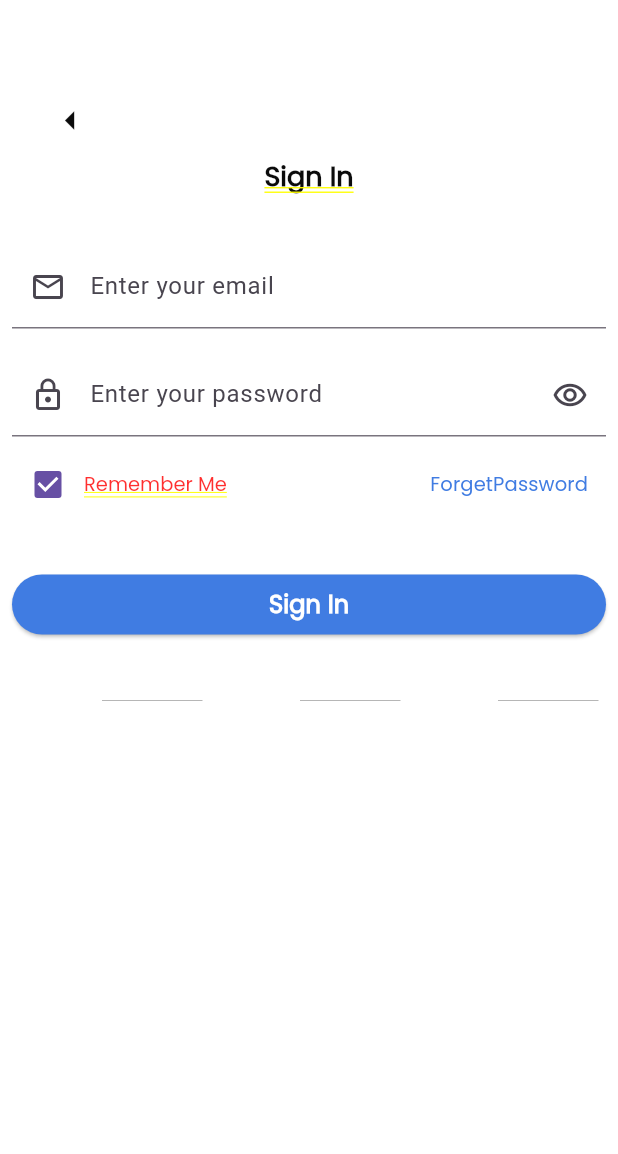
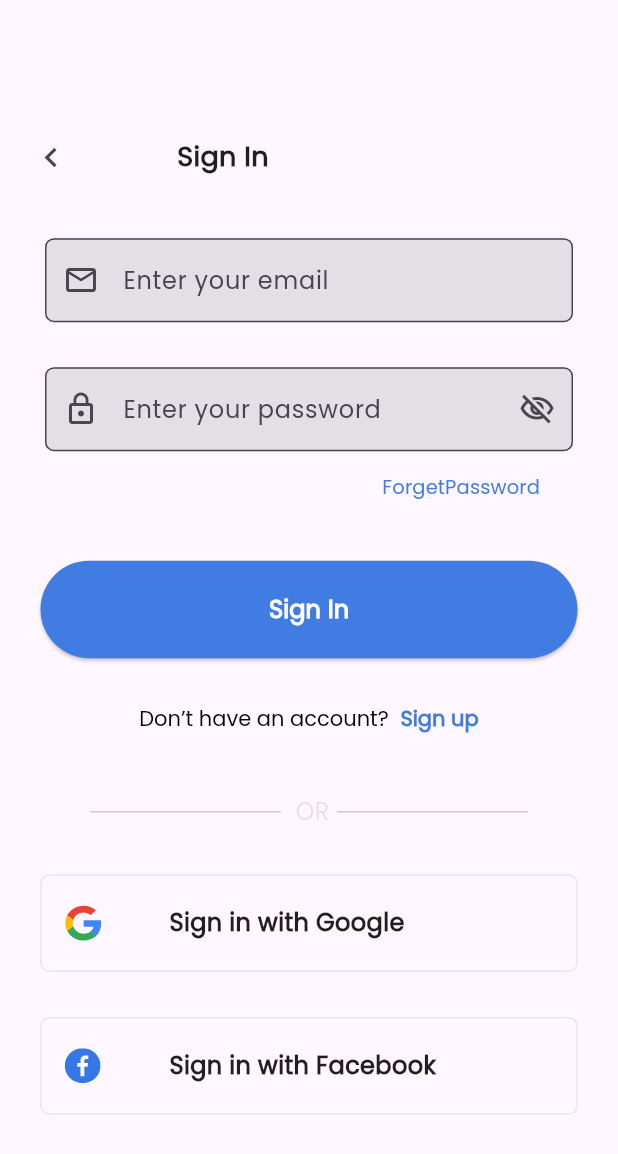
Before and after one commit to mucyo44/Mediconnect_frontend, a Flutter app: the screen it shows after launch, on a phone screen of 412 x 824 dp. Shown: the top 1154 px of the screen. Run offline on Flutter 3.47's test engine with Material 3 defaults, Android fonts, the phone set to English and light mode, and no system bars; our stand-ins replace flutter_svg, get, smooth_page_indicator.

Commit message:
new file:   lib/consts/app_navigation.dart 	new file:   lib/consts/loginprovider.dart 	new file:   lib/screens/signinscreen.dart 	deleted:    lib/screens/signupscreen.dart

```diff
--- /dev/null
+++ b/lib/consts/app_navigation.dart
@@ -0,0 +1,25 @@
+import 'package:flutter/material.dart';
+
+class AppNavigation {
+  push(Widget widget, BuildContext context) async {
+    return await Navigator.of(context).push(
+      MaterialPageRoute(builder: (context) => widget),
+    );
+  }
+
+  pushReplacement(BuildContext context, Widget widget) {
+    return Navigator.pushReplacement(
+        context, MaterialPageRoute(builder: (BuildContext context) => widget));
+  }
+
+  pushAndRemoveUntil(Widget widget, BuildContext context) {
+    return Navigator.pushAndRemoveUntil<dynamic>(
+        context,
+        MaterialPageRoute(builder: (BuildContext context) => widget),
+        (route) => false);
+  }
+
+  pop(BuildContext context, [dynamic data]) {
+    return Navigator.of(context).pop(data);
+  }
+}
--- /dev/null
+++ b/lib/consts/icons.dart
@@ -0,0 +1,4 @@
+class Icons_im {
+  static const String google = 'assets/images/Google.svg';
+  static const String fb = 'assets/images/Facebook.svg';
+}
--- /dev/null
+++ b/lib/consts/loginprovider.dart
@@ -0,0 +1,11 @@
+import 'package:flutter/cupertino.dart';
+
+class LoginProvider extends ChangeNotifier {
+  bool _isPasswordVissible = false;
+  bool get isPasswordVisible => _isPasswordVissible;
+
+  void passVisibleFunc() {
+    _isPasswordVissible = !_isPasswordVissible;
+    notifyListeners();
+  }
+}
--- a/lib/main.dart
+++ b/lib/main.dart
@@ -1,5 +1,6 @@
 import 'package:flutter/material.dart';
 import 'package:mediconnect/screens/onboardingscreen.dart';
+import 'package:mediconnect/screens/signinscreen.dart';
 import 'package:mediconnect/screens/splashscreen.dart';
 import 'package:mediconnect/screens/onBoardController.dart';
 import 'package:mediconnect/screens/welcomescreen.dart';
@@ -12,12 +13,17 @@ void main() {
 class MyApp extends StatelessWidget {
   const MyApp({super.key});
 
+
+
   // This widget is the root of your application.
   @override
   Widget build(BuildContext context) {
-    return MaterialApp(
+     return   MaterialApp(
       debugShowCheckedModeBanner: false,
-      home: const LoginScreen(),
+      theme:ThemeData(
+        useMaterial3: true
+      ),
+      home: const SigninScreen()
     );
   }
 }
--- a/lib/screens/loginscreen.dart
+++ b/lib/screens/loginscreen.dart
@@ -104,7 +104,7 @@ const LoginScreen({super.key});
 
               children: [
                 Flexible(child:Divider(color: Colors.grey,thickness: 0.5,indent:60,endIndent:5)),
-                 Flexible(child:Divider(color: Colors.grey,thickness: 0.5,indent:60,endIndent:5)),
+                Text(' OR' ,style: TextStyle(fontFamily: 'Poppins',fontSize: 16.0,fontWeight: FontWeight.w400, color: Colors.black.withOpacity(0.1)),),
                   Flexible(child:Divider(color: Colors.grey,thickness: 0.5,indent:60,endIndent:5)),
               ],)
 
--- /dev/null
+++ b/lib/screens/signinscreen.dart
@@ -0,0 +1,170 @@
+import 'package:flutter/material.dart';
+import 'package:flutter/services.dart';
+import 'package:mediconnect/consts/icons.dart';
+import 'package:mediconnect/widgets/auth_button.dart';
+import 'package:mediconnect/widgets/password_field.dart';
+
+class SigninScreen extends StatefulWidget {
+
+   const SigninScreen({super.key});
+
+  @override
+  State<SigninScreen> createState() => _SigninScreenState();
+}
+
+class _SigninScreenState extends State<SigninScreen> {
+     TextEditingController passwordController = TextEditingController();
+
+  @override
+  Widget build(BuildContext context) {
+    return Scaffold(
+        body: Align(
+            alignment: Alignment.center,
+            child: Column(
+              crossAxisAlignment: CrossAxisAlignment.center,
+              mainAxisAlignment: MainAxisAlignment.center,
+              children: [
+                Row(
+                  children: [
+                    SizedBox(width: 10.0),
+                    IconButton(
+                        onPressed: () {},
+                        icon: Icon(
+                          Icons.chevron_left,
+                          size: 26.0,
+                        )),
+                    const SizedBox(width: 60.0),
+                    Text(
+                      'Sign In',
+                      style: TextStyle(
+                          color: Color.fromARGB(255, 34, 31, 32),
+                          fontFamily: 'Poppins',
+                          fontSize: 18.0,
+                          fontWeight: FontWeight.w700),
+                      textAlign: TextAlign.center,
+                    ),
+                  ],
+                ),
+                Padding(
+                    padding: EdgeInsets.all(30.0),
+
+                    child: TextField(
+                        decoration: InputDecoration(
+                      prefixIcon: Icon(Icons.mail_outlined),
+                      hintText: 'Enter your email',
+                      hintStyle: TextStyle(
+                          fontFamily: 'Poppins', fontWeight: FontWeight.w400),
+                      fillColor: Colors.black.withOpacity(0.1),
+                      filled: true,
+                      border: OutlineInputBorder(
+                          borderRadius: BorderRadius.circular(6.0),
+                          borderSide: BorderSide(
+                              color: Colors.transparent, width: 0.0)),
+                      focusedBorder: OutlineInputBorder(
+                          borderRadius: BorderRadius.circular(6.0),
+                          borderSide: BorderSide(
+                              color: Colors.transparent, width: 0.0)),
+                    ))
+                    ),
+                Padding(
+                    padding: EdgeInsets.only(top: 0.0, left: 30.0, right: 30.0),
+                     child:     PasswordField(controller: passwordController,)
+                  ),
+                Padding(
+                     padding: EdgeInsets.only(right: 40.0),
+                    child: Row(
+                      mainAxisAlignment: MainAxisAlignment.end,
+                      children: [
+                        TextButton(
+                            onPressed: () {},
+                            child: Text('ForgetPassword',
+                                style: TextStyle(
+                                  color: Color.fromARGB(255, 64, 124, 226),
+                                  fontFamily: 'Poppins',
+                                  fontSize: 13.0,
+                                  fontWeight: FontWeight.w500,
+                                ))
+
+                    )
+                      ],
+                    )),
+                const SizedBox(height: 25.0),
+                ElevatedButton(
+                  onPressed: () {},
+                  style: ElevatedButton.styleFrom(
+                      backgroundColor: Color.fromARGB(255, 64, 124, 226),
+                      minimumSize: Size(358, 65)),
+                  child: Text(
+                    'Sign In',
+                    style: TextStyle(
+                        fontFamily: 'Poppins',
+                        fontSize: 16.0,
+                        fontWeight: FontWeight.w600,
+                        color: Color.fromARGB(255, 255, 255, 255)),
+                  ),
+                ),
+                const SizedBox(height: 30.0),
+                RichText(
+                    textAlign: TextAlign.center,
+                    text: TextSpan(children: [
+                      TextSpan(
+                          text: 'Don’t have an account?',
+                          style: TextStyle(
+                              fontFamily: 'Poppins',
+                              fontSize: 14.0,
+                              fontWeight: FontWeight.w400,
+                              color: Colors.black.withOpacity(1))),
+                      WidgetSpan(
+                          child: SizedBox(
+                        width: 4.0,
+                      )),
+                      TextSpan(
+                          text: ' Sign up',
+                          style: TextStyle(
+                              fontFamily: 'Poppins',
+                              fontSize: 14.0,
+                              fontWeight: FontWeight.w600,
+                              color: Color.fromARGB(255, 64, 124, 226)))
+                    ])),
+                const SizedBox(height: 40.0),
+                Row(
+                  mainAxisAlignment: MainAxisAlignment.center,
+                  children: [
+                    Flexible(
+                        child: Divider(
+                            color: Colors.grey,
+                            thickness: 0.5,
+                            indent: 60,
+                            endIndent: 5)),
+                    Text(
+                      ' OR',
+                      style: TextStyle(
+                          fontFamily: 'Poppins',
+                          fontSize: 16.0,
+                          fontWeight: FontWeight.w400,
+                          color: Colors.black.withOpacity(0.1)),
+                    ),
+                    Flexible(
+                        child: Divider(
+                            color: Colors.grey,
+                            thickness: 0.5,
+                            indent: 5,
+                            endIndent: 60)),
+                  ],
+                ),
+                const SizedBox(height: 30.0),
+                AuthButton(
+                  onPressed: () {},
+                  iconPath: Icons_im.google,
+                  btnText: 'Sign in with Google',
+                ),
+                const SizedBox(height: 30.0),
+                AuthButton(
+                  onPressed: () {},
+                  iconPath: Icons_im.fb,
+                  btnText: 'Sign in with Facebook',
+                )
+              ],
+            )));
+  }
+}
--- a/lib/screens/splashscreen.dart
+++ b/lib/screens/splashscreen.dart
@@ -1,46 +1,39 @@
 import 'package:flutter/material.dart';
 import 'package:flutter/widgets.dart';
+import 'package:mediconnect/screens/onboardingscreen.dart';
 
-class SplashScreen extends StatelessWidget {
+class SplashScreen extends StatefulWidget {
   const SplashScreen({super.key});
+
+  @override
+  State<SplashScreen> createState() => _SplashScreenState();
+}
+
+class _SplashScreenState extends State<SplashScreen> {
+
 
   @override
   Widget build(BuildContext context) {
     return SafeArea(
-      child:Scaffold(
+        child: Scaffold(
             backgroundColor: Color(0xFF98b3e1),
-      appBar:  AppBar(
-        elevation: 0,
-        backgroundColor: Colors.transparent
-      ),
-      body:Stack(
+            appBar: AppBar(elevation: 0, backgroundColor: Colors.transparent),
+            body: Stack(
               children: [
                 Container(
-           width:330,
+                  width: 330,
                   height: 462,
-          padding:EdgeInsets.fromLTRB(60.0, 50.0, 0.0,0.0),
-          child:Image.asset('assets/images/logo.png'),
-
+                  padding: EdgeInsets.fromLTRB(60.0, 50.0, 0.0, 0.0),
+                  child: Image.asset('assets/images/logo.png'),
                 ),
                 Container(
-           width:251.18,
-           height:372.8,
-           padding:EdgeInsets.fromLTRB(0.0, 0.0, 85.0, 0.0),
-           margin:EdgeInsets.fromLTRB(0.0, 400.0, 0.0, 0.0),
-           child:Image.asset('assets/images/Group 60.png'),
-
-
+                  width: 251.18,
+                  height: 372.8,
+                  padding: EdgeInsets.fromLTRB(0.0, 0.0, 85.0, 0.0),
+                  margin: EdgeInsets.fromLTRB(0.0, 400.0, 0.0, 0.0),
+                  child: Image.asset('assets/images/Group 60.png'),
                 ),
-
-
-
               ],
-
-
-      )
-
-    )
-    );
-
+            )));
   }
 }
--- /dev/null
+++ b/lib/widgets/auth_button.dart
@@ -0,0 +1,44 @@
+import 'package:flutter/widgets.dart';
+import 'package:flutter_svg/flutter_svg.dart';
+import 'package:mediconnect/consts/icons.dart';
+import 'package:flutter/material.dart';
+
+class AuthButton extends StatelessWidget {
+  final VoidCallback onPressed;
+  final String iconPath;
+  final String btnText;
+
+  const AuthButton({super.key,required this.onPressed ,required this.iconPath,required this.btnText, });
+
+  @override
+  Widget build(BuildContext context){
+     return Container(
+      height:65.24 ,
+      width:358.33 ,
+      decoration: BoxDecoration(
+        borderRadius: BorderRadius.circular(6.0),
+        border: Border.all(
+          color:Color.fromRGBO(229,231,235,1),
+          width:1.0
+
+        )
+      ),
+      child : Row(
+
+        children: [
+           SizedBox(width:15.0),
+          SvgPicture.asset(iconPath),
+          SizedBox(width:45.0),
+          Text(btnText, style: TextStyle(
+            fontFamily: 'Poppins',
+            fontSize: 16.0,
+            fontWeight:FontWeight.w600,
+            color: Color.fromRGBO(34, 31, 31, 1)
+
+
+          )
+          ,)
+        ],)
+     );
+  }
+}
--- /dev/null
+++ b/lib/widgets/password_field.dart
@@ -0,0 +1,43 @@
+import 'package:flutter/material.dart';
+
+class PasswordField extends StatefulWidget {
+  const PasswordField({Key? key, required this.controller}) : super(key: key);
+
+  final TextEditingController controller;
+
+  @override
+  _PasswordFieldState createState() => _PasswordFieldState();
+}
+
+class _PasswordFieldState extends State<PasswordField> {
+    var obsecureText = true;
+  @override
+  Widget build(BuildContext context) {
+
+    return TextField(
+        controller: widget.controller,
+        obscureText: obsecureText,
+        decoration: InputDecoration(
+          prefixIcon: Icon(Icons.lock_outline),
+          hintText: 'Enter your password',
+          suffixIcon: GestureDetector(
+              onTap: () {
+
+                setState(() {
+                  obsecureText = !obsecureText;
+                });
+              },
+              child: obsecureText? Icon(Icons.visibility_off_outlined) : Icon(Icons.visibility_outlined)),
+          hintStyle:
+              TextStyle(fontFamily: 'Poppins', fontWeight: FontWeight.w400),
+          fillColor: Colors.black.withOpacity(0.1),
+          filled: true,
+          border: OutlineInputBorder(
+              borderRadius: BorderRadius.circular(6.0),
+              borderSide: BorderSide(color: Colors.transparent, width: 0.0)),
+          focusedBorder: OutlineInputBorder(
+              borderRadius: BorderRadius.circular(6.0),
+              borderSide: BorderSide(color: Colors.transparent, width: 0.0)),
+        ));
+  }
+}
```
Also changed, not shown: pubspec.yaml (+8 -0 lines), assets/images/Facebook.png (added), assets/images/Facebook.svg (added), assets/images/Google.png (added), assets/images/Google.svg (added), lib/screens/signupscreen.dart (deleted), 1 other file. Lines whose indentation alone changed are shown as unchanged.
